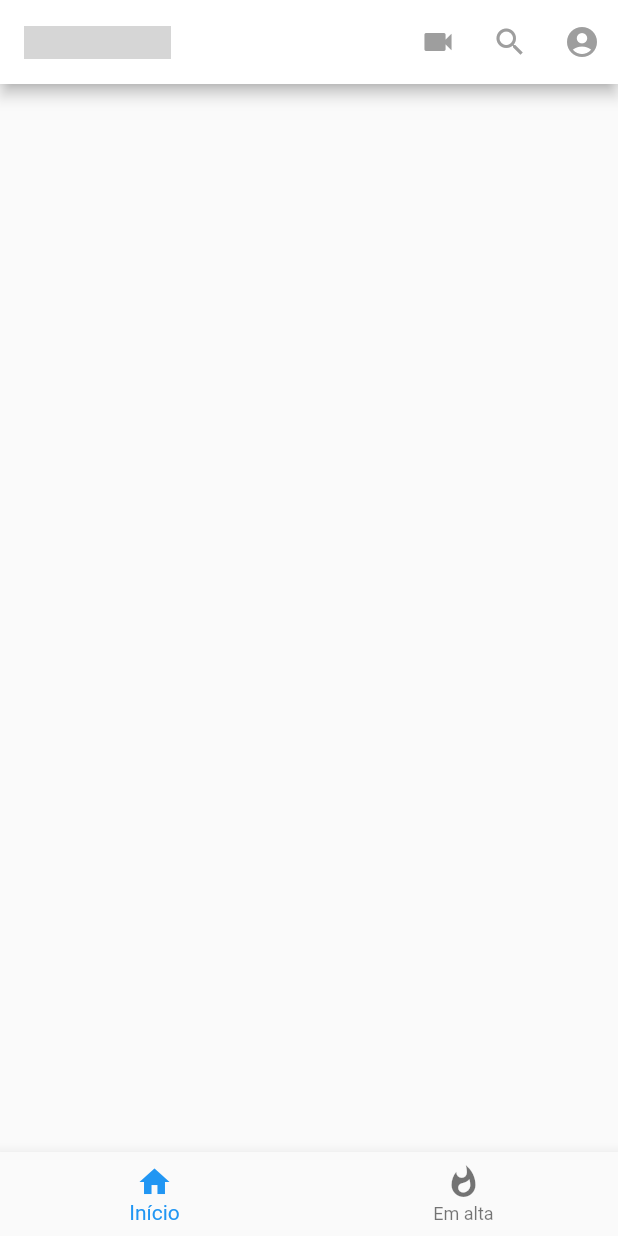
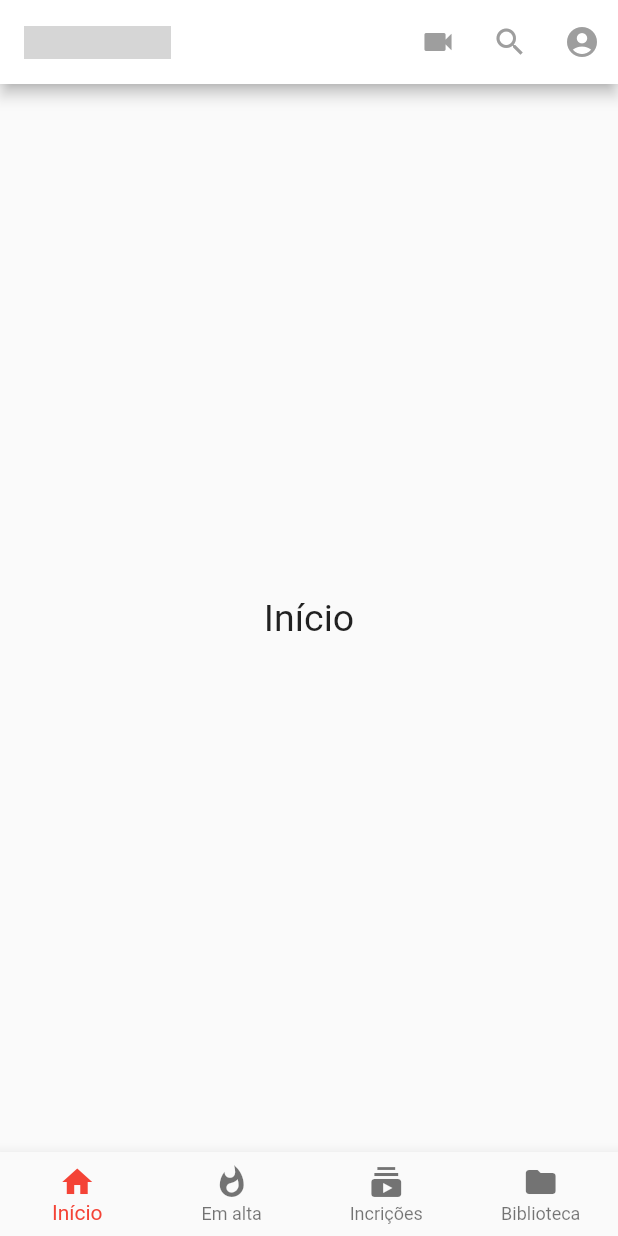
Before and after one commit to fercguerra/youtube, a Flutter app: the screen it shows after launch, on a phone screen of 412 x 824 dp. Run offline on Flutter 3.47's test engine with Material 2 defaults, Android fonts, the phone set to English and light mode, and no system bars; grey boxes are pictures that could not be loaded.

Commit message:
Alterações

```diff
--- a/lib/home.dart
+++ b/lib/home.dart
@@ -1,4 +1,8 @@
 import 'package:flutter/material.dart';
+import 'package:youtube/telas/EmAlta.dart';
+import 'package:youtube/telas/biblioteca.dart';
+import 'package:youtube/telas/inicio.dart';
+import 'package:youtube/telas/inscricoes.dart';
 
 class Home extends StatefulWidget {
   const Home({Key? key}) : super(key: key);
@@ -8,8 +12,16 @@ class Home extends StatefulWidget {
 }
 
 class _HomeState extends State<Home> {
+  int _indiceAtual = 0;
+
   @override
   Widget build(BuildContext context) {
+    List<Widget> telas = [
+      Inicio(),
+      EmAlta(),
+      Inscricoes(),
+      Biblioteca(),
+    ];
     return Scaffold(
       appBar: AppBar(
         iconTheme: const IconThemeData(
@@ -42,16 +54,36 @@ class _HomeState extends State<Home> {
           ),
         ],
       ),
-      body: Container(),
+      body: telas[_indiceAtual],
       bottomNavigationBar: BottomNavigationBar(
+        currentIndex: _indiceAtual,
+        onTap: (indice) {
+          setState(() {
+            _indiceAtual = indice;
+          });
+        },
+        type: BottomNavigationBarType.fixed,
+        fixedColor: Colors.red,
         items: [
           BottomNavigationBarItem(
+            //backgroundColor: Colors.orange,
             label: "Início",
             icon: Icon(Icons.home),
           ),
           BottomNavigationBarItem(
+            //backgroundColor: Colors.red,
             label: "Em alta",
             icon: Icon(Icons.whatshot),
+          ),
+          BottomNavigationBarItem(
+            //backgroundColor: Colors.blue,
+            label: "Incrições",
+            icon: Icon(Icons.subscriptions),
+          ),
+          BottomNavigationBarItem(
+            label: "Biblioteca",
+            //backgroundColor: Colors.green,
+            icon: Icon(Icons.folder),
           ),
         ],
       ),
--- /dev/null
+++ b/lib/telas/biblioteca.dart
@@ -0,0 +1,23 @@
+import 'package:flutter/material.dart';
+
+class Biblioteca extends StatefulWidget {
+  const Biblioteca({ Key? key }) : super(key: key);
+
+  @override
+  State<Biblioteca> createState() => _BibliotecaState();
+}
+
+class _BibliotecaState extends State<Biblioteca> {
+  @override
+  Widget build(BuildContext context) {
+    return Container(
+      child: Center(
+        child: Text("Biblioteca",
+        style: TextStyle(
+          fontSize: 25
+        ),
+        ),
+        ),
+    );
+  }
+}
--- /dev/null
+++ b/lib/telas/inicio.dart
@@ -0,0 +1,22 @@
+import 'package:flutter/material.dart';
+
+class Inicio extends StatefulWidget {
+  const Inicio({Key? key}) : super(key: key);
+
+  @override
+  State<Inicio> createState() => _InicioState();
+}
+
+class _InicioState extends State<Inicio> {
+  @override
+  Widget build(BuildContext context) {
+    return Container(
+      child: Center(
+        child: Text(
+          "Início",
+          style: TextStyle(fontSize: 25),
+        ),
+      ),
+    );
+  }
+}
```
Also changed, not shown: lib/telas/EmAlta.dart (added, +22 -0 lines), lib/telas/inscricoes.dart (added, +22 -0 lines).
